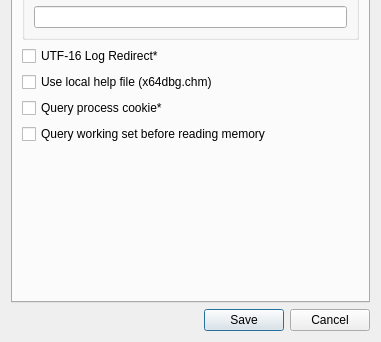
Before: the Qt Designer form src/gui/Src/Gui/SettingsDialog.ui in x64dbg/x64dbg, drawn with Qt 5; both pictures show x 0 to 381 and y 225 to 567 of the 381 by 567 pixel window.
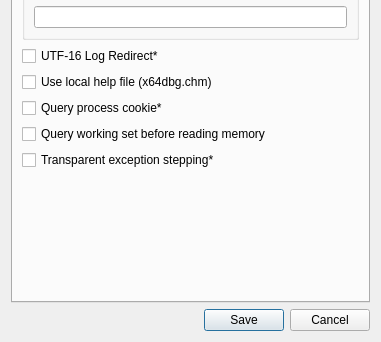
After: the same form once the commit is applied. The open tabs and pages were chosen to show the change. Icons and pictures are not drawn.

Commit message: DBG+GUI: add transparent exception stepping option

```diff
--- a/src/gui/Src/Gui/SettingsDialog.ui
+++ b/src/gui/Src/Gui/SettingsDialog.ui
@@ -855,6 +855,13 @@
          </property>
         </widget>
        </item>
+       <item>
+        <widget class="QCheckBox" name="chkTransparentExceptionStepping">
+         <property name="text">
+          <string>Transparent exception stepping*</string>
+         </property>
+        </widget>
+       </item>
        <item>
         <spacer name="verticalSpacer_3">
          <property name="orientation">
```
The commit also changes 6 other files.
